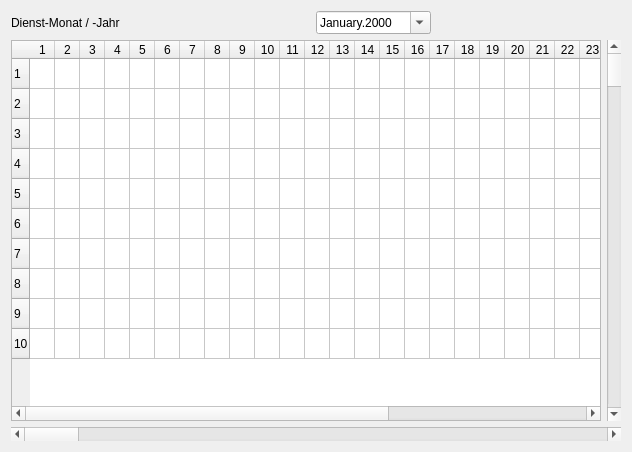
This is crosterwindow.ui in joergpauly/megaroster as Qt 5 draws it before an edit. The edited form follows.
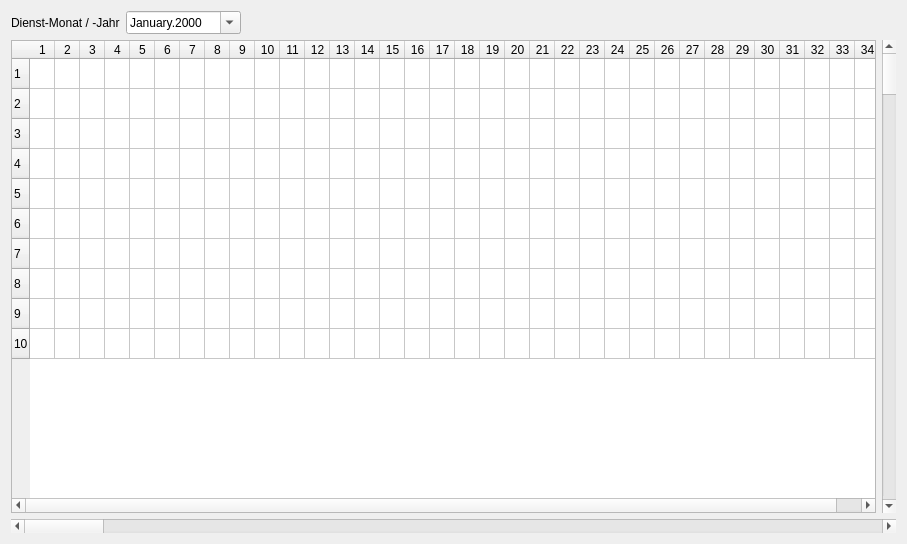
This is the edited form.

```diff
--- a/crosterwindow.ui
+++ b/crosterwindow.ui
@@ -6,8 +6,8 @@
    <rect>
     <x>0</x>
     <y>0</y>
-    <width>632</width>
-    <height>452</height>
+    <width>907</width>
+    <height>544</height>
    </rect>
   </property>
   <property name="windowTitle">
@@ -23,19 +23,6 @@
        </property>
       </widget>
      </item>
-     <item>
-      <spacer name="horizontalSpacer_2">
-       <property name="orientation">
-        <enum>Qt::Horizontal</enum>
-       </property>
-       <property name="sizeHint" stdset="0">
-        <size>
-         <width>40</width>
-         <height>20</height>
-        </size>
-       </property>
-      </spacer>
-     </item>
      <item>
       <widget class="QDateEdit" name="dtedMonthChoice">
        <property name="buttonSymbols">
```
